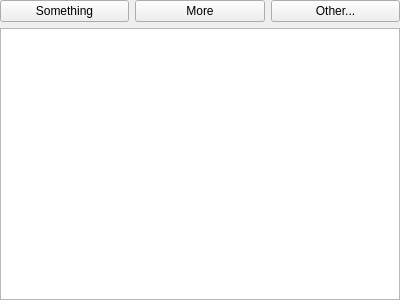
epcpower/stlib, file epyqlib/tabs/files/filesview.ui: the form before one commit.
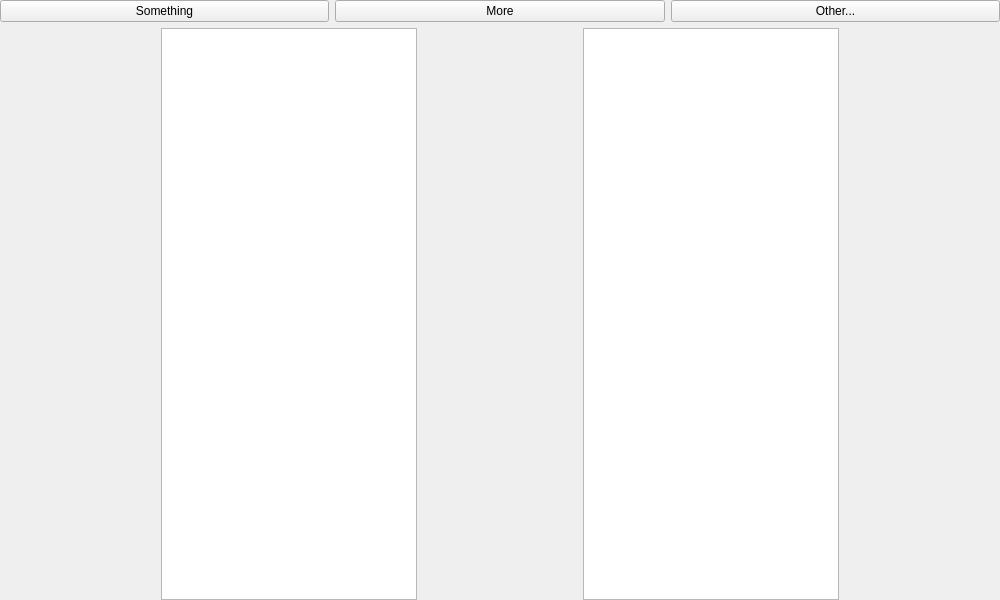
The form after the commit.

Commit message: Further tinkering

The edit to the form file:
```diff
--- a/epyqlib/tabs/files/filesview.ui
+++ b/epyqlib/tabs/files/filesview.ui
@@ -6,8 +6,8 @@
    <rect>
     <x>0</x>
     <y>0</y>
-    <width>400</width>
-    <height>300</height>
+    <width>1000</width>
+    <height>600</height>
    </rect>
   </property>
   <property name="windowTitle">
@@ -28,9 +28,6 @@
    </property>
    <item row="0" column="0">
     <layout class="QGridLayout" name="gridLayout">
-     <item row="1" column="0">
-      <widget class="QListView" name="listView"/>
-     </item>
      <item row="0" column="0">
       <layout class="QHBoxLayout" name="horizontalLayout">
        <item>
@@ -56,6 +53,58 @@
        </item>
       </layout>
      </item>
+     <item row="1" column="0">
+      <layout class="QHBoxLayout" name="horizontalLayout_3">
+       <item>
+        <spacer name="horizontalSpacer">
+         <property name="orientation">
+          <enum>Qt::Horizontal</enum>
+         </property>
+         <property name="sizeType">
+          <enum>QSizePolicy::Expanding</enum>
+         </property>
+         <property name="sizeHint" stdset="0">
+          <size>
+           <width>20</width>
+           <height>20</height>
+          </size>
+         </property>
+        </spacer>
+       </item>
+       <item>
+        <widget class="QListView" name="listView"/>
+       </item>
+       <item>
+        <spacer name="horizontalSpacer_3">
+         <property name="orientation">
+          <enum>Qt::Horizontal</enum>
+         </property>
+         <property name="sizeHint" stdset="0">
+          <size>
+           <width>20</width>
+           <height>20</height>
+          </size>
+         </property>
+        </spacer>
+       </item>
+       <item>
+        <widget class="QListWidget" name="listWidget"/>
+       </item>
+       <item>
+        <spacer name="horizontalSpacer_2">
+         <property name="orientation">
+          <enum>Qt::Horizontal</enum>
+         </property>
+         <property name="sizeHint" stdset="0">
+          <size>
+           <width>20</width>
+           <height>20</height>
+          </size>
+         </property>
+        </spacer>
+       </item>
+      </layout>
+     </item>
     </layout>
    </item>
   </layout>
```
Left out of the diff: 1 changed line with no effect on the pictures. The commit also changes 2 other files.
